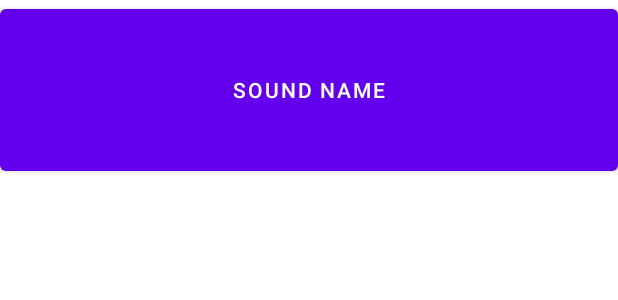
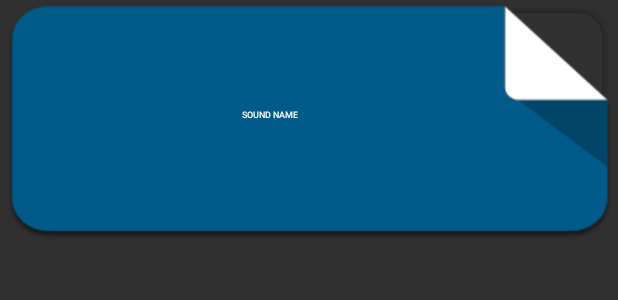
Before and after one commit to di-doctor/beatBox, an Android app: the layout list_item_sound.xml on its own in the app's theme, with its tools: preview values and no code run, on a phone screen of 412 x 824 dp. Shown: the top 300 px of the screen. Run offline under Robolectric (Android 15) with nearby library versions, the phone set to English and light mode, and no system bars.

Commit message:
add buttons, stules

```diff
--- a/app/src/main/AndroidManifest.xml
+++ b/app/src/main/AndroidManifest.xml
@@ -3,6 +3,7 @@
     package="com.myexample.beatbox2">
 
     <application
+        android:name=".App"
         android:allowBackup="true"
         android:icon="@mipmap/ic_launcher"
         android:label="@string/app_name"
--- a/app/src/main/java/com/myexample/beatbox2/Sound.kt
+++ b/app/src/main/java/com/myexample/beatbox2/Sound.kt
@@ -1,6 +1,7 @@
 package com.myexample.beatbox2
 
 private const val WAV = ".wav"
+
 class Sound(val assetPath: String, var soundId: Int? = null) {
     val name: String = assetPath.split("/").last().removeSuffix(WAV)
 
--- a/app/src/main/java/com/myexample/beatbox2/SoundViewModel.kt
+++ b/app/src/main/java/com/myexample/beatbox2/SoundViewModel.kt
@@ -4,6 +4,7 @@ import androidx.databinding.BaseObservable
 import androidx.databinding.Bindable
 
 class SoundViewModel(private val beatBox: BeatBox): BaseObservable() {
+
     fun onButtonClicked() {
         sound?.let {
             beatBox.play(it)
@@ -13,8 +14,9 @@ class SoundViewModel(private val beatBox: BeatBox): BaseObservable() {
     var sound: Sound? = null
         set(sound) {
             field = sound
-            notifyChange()
+            notifyPropertyChanged(BR.title)  //notifyChange() все обновить
         }
+
     @get:Bindable
     val title: String?
         get() {
--- /dev/null
+++ b/app/src/main/res/drawable/button_beat_box.xml
@@ -0,0 +1,7 @@
+<?xml version="1.0" encoding="utf-8"?>
+<selector xmlns:android="http://schemas.android.com/apk/res/android">
+<item android:drawable="@drawable/ic_button_beat_box_pressed"
+    android:state_pressed="true"/>
+    <item android:drawable="@drawable/ic_button_beat_box_default"
+        android:state_pressed="false"/>
+</selector>
--- a/app/src/main/res/layout/list_item_sound.xml
+++ b/app/src/main/res/layout/list_item_sound.xml
@@ -1,19 +1,25 @@
 <?xml version="1.0" encoding="utf-8"?>
 <layout xmlns:android="http://schemas.android.com/apk/res/android"
     xmlns:tools="http://schemas.android.com/tools">
-
     <data>
-
         <variable
             name="viewModel"
             type="com.myexample.beatbox2.SoundViewModel" />
     </data>
-
+    <FrameLayout
+        android:layout_width="match_parent"
+        android:layout_height="wrap_content"
+        android:layout_margin="4dp">
     <Button
+        style="@style/BeatBoxButton"
         android:id="@+id/button"
         android:layout_width="match_parent"
-        android:layout_height="120dp"
+        android:layout_height="match_parent"
+        android:gravity="center"
+        android:onClick="@{()->viewModel.onButtonClicked()}"
         android:text="@{viewModel.title}"
-        tools:text="Sound name"
-        android:onClick="@{()->viewModel.onButtonClicked()}"/>
+        android:textColor="#FFFFFF"
+        android:textSize="6dp"
+        tools:text="Sound name" />
+    </FrameLayout>
 </layout>
--- a/app/src/main/res/values/colors.xml
+++ b/app/src/main/res/values/colors.xml
@@ -7,4 +7,9 @@
     <color name="teal_700">#FF018786</color>
     <color name="black">#FF000000</color>
     <color name="white">#FFFFFFFF</color>
+    <color name="red">#F44336</color>
+    <color name="dark_red">#c3352b</color>
+    <color name="gray">#607d8b</color>
+    <color name="soothing_blue">#0083bf</color>
+    <color name="dark_blue">#005a8a</color>
 </resources>
--- /dev/null
+++ b/app/src/main/res/values/styles.xml
@@ -0,0 +1,7 @@
+<?xml version="1.0" encoding="utf-8"?>
+<resources>
+    <style name="BeatBoxButton" parent="Widget.AppCompat.Button">
+<!--        <item name="android:background">@color/dark_blue</item>-->
+        <item name="android:background" >@drawable/button_beat_box</item>
+    </style>
+</resources>
--- a/app/src/main/res/values/themes.xml
+++ b/app/src/main/res/values/themes.xml
@@ -1,6 +1,6 @@
 <resources xmlns:tools="http://schemas.android.com/tools">
-    <!-- Base application theme. -->
-    <style name="Theme.BeatBox2" parent="Theme.MaterialComponents.DayNight.DarkActionBar">
+    <!-- Base application theme.   parent="Theme.MaterialComponents.DayNight.DarkActionBar -->
+    <style name="Theme.BeatBox2" parent="Theme.AppCompat">
         <!-- Primary brand color. -->
         <item name="colorPrimary">@color/purple_500</item>
         <item name="colorPrimaryVariant">@color/purple_700</item>
```
Also changed, not shown: app/src/main/java/com/myexample/beatbox2/App.kt (added, +15 -0 lines), app/src/main/java/com/myexample/beatbox2/BeatBox.kt (+10 -5 lines), app/src/main/java/com/myexample/beatbox2/BeatBoxViewModel.kt (added, +21 -0 lines), app/src/main/java/com/myexample/beatbox2/MainActivity.kt (+45 -27 lines), app/src/main/res/drawable/button_beat_box_normal.xml (added, +7 -0 lines), app/src/main/res/drawable/button_beat_box_pressed.xml (added, +15 -0 lines), app/src/main/res/layout/activity_main.xml (+46 -5 lines), app/src/main/res/layout/test_layout_for_lerning.xml (added, +49 -0 lines), app/src/main/res/drawable-v24/ic_button_beat_box_default.9.png (added), app/src/main/res/drawable-v24/ic_button_beat_box_pressed.9.png (added).
